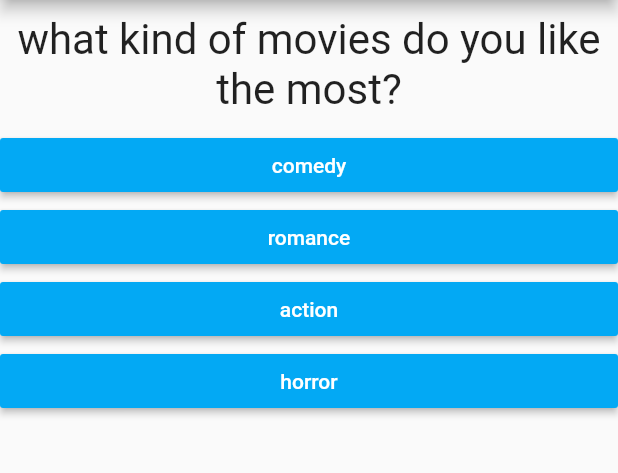
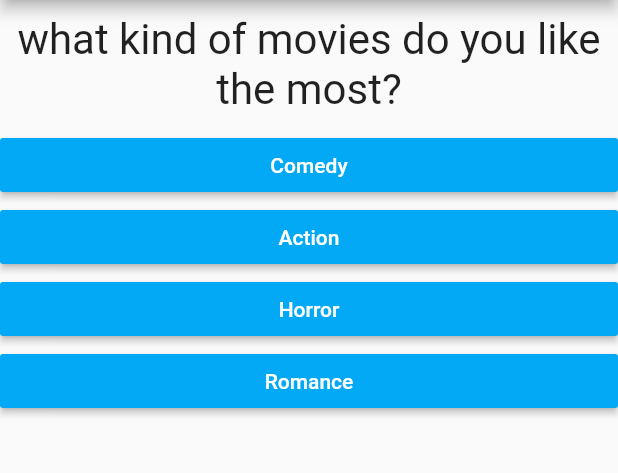
Before and after one commit to georgearbash98/flutter-quiz-app, a Flutter app: the screen it shows after launch, after a tap on "Black", on a phone screen of 412 x 824 dp, the part 84-557 px from its top. Run offline on Flutter 3.47's test engine with Material 2 defaults, Android fonts, the phone set to English and light mode, and no system bars.

```diff
--- a/lib/main.dart
+++ b/lib/main.dart
@@ -1,7 +1,7 @@
 import 'package:flutter/material.dart';
 
-import './question.dart';
-import './answer.dart';
+import './quiz.dart';
+import './result.dart';
 
 void main() {
   runApp(MyApp());
@@ -17,47 +17,68 @@ class MyApp extends StatefulWidget {
 
 class _MyAppState extends State<MyApp> {
   var _questionIndex = 0;
-  void _answerQuestion() {
-    // Set stare force flutter to re-render (rebuild) the UI
-    if (_questionIndex == 2) _questionIndex = -1;
+  var _totalScore = 0;
+  final _questions = const [
+    {
+      'questionText': 'what\'s your favorite food?',
+      'answers': [
+        {'text': 'Black', 'score': 10},
+        {'text': 'Red', 'score': 5},
+        {'text': 'Green', 'score': 3},
+      ]
+    },
+    {
+      'questionText': 'what kind of movies do you like the most?',
+      'answers': [
+        {'text': 'Comedy', 'score': 4},
+        {'text': 'Action', 'score': 7},
+        {'text': 'Horror', 'score': 10},
+        {'text': 'Romance', 'score': 1},
+      ]
+    },
+    {
+      'questionText': 'whats your favorite programing languae',
+      'answers': [
+        {'text': 'HTML', 'score': 15},
+        {'text': 'C#', 'score': 7},
+        {'text': 'PHP', 'score': 10},
+        {'text': 'dart', 'score': 1},
+      ]
+    },
+  ];
+  void _resetQuiz() {
+    setState(() {
+      _questionIndex = 0;
+      _totalScore = 0;
+    });
+  }
+
+  void _answerQuestion(int score) {
+    _totalScore += score;
     setState(() {
       _questionIndex++;
     });
-    print('answer chosen');
+    print(_questionIndex);
+    if (_questionIndex < _questions.length)
+      print('we \'ve more questions');
+    else
+      print('no more questions');
   }
 
   @override
   Widget build(BuildContext context) {
-    var questions = [
-      {
-        'questionText': 'what\'s your favorite food?',
-        'answers': ['Black', 'Green', 'red', 'white']
-      },
-      {
-        'questionText': 'what kind of movies do you like the most?',
-        'answers': ['comedy', 'romance', 'action', 'horror']
-      },
-      {
-        'questionText': 'whats your favorite programing languae',
-        'answers': ['dart', 'c#', 'node.js', 'php']
-      },
-    ];
     return MaterialApp(
       home: Scaffold(
         appBar: AppBar(
           title: Text("My first app"),
         ),
         // list of widgets
-        body: Column(
-          children: [
-            Question(
-              questions[_questionIndex]['questionText']
-              ),
-            ...(questions[_questionIndex]['answers'] as List<String>).map((answer) {
-              return Answer(_answerQuestion, answer);
-            }).toList()
-          ],
-        ),
+        body: _questionIndex < _questions.length
+            ? Quiz(
+                answerQuestion: _answerQuestion,
+                questions: _questions,
+                questionIndex: _questionIndex)
+            : Result(_totalScore, _resetQuiz),
       ),
     );
   }
--- /dev/null
+++ b/lib/quiz.dart
@@ -0,0 +1,28 @@
+import 'package:flutter/material.dart';
+
+import './question.dart';
+import './answer.dart';
+
+class Quiz extends StatelessWidget {
+  final List<Map<String, Object>> questions;
+  final int questionIndex;
+  final Function answerQuestion;
+
+  Quiz(
+      {@required this.answerQuestion,
+      @required this.questions,
+      @required this.questionIndex});
+
+  @override
+  Widget build(BuildContext context) {
+    return Column(
+      children: [
+        Question(questions[questionIndex]['questionText']),
+        ...(questions[questionIndex]['answers'] as List<Map<String, Object>>).map((answer) {
+          // this call back only called when the user press on the answer
+          return Answer(() => answerQuestion(answer['score']), answer['text']);
+        }).toList()
+      ],
+    );
+  }
+}
```
Also changed, not shown: lib/result.dart (added, +43 -0 lines).
